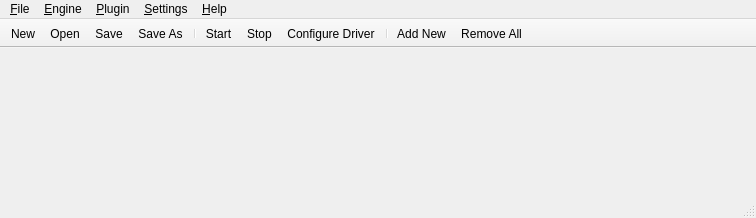
This is resources/ui/carla.ui in falkTX/Carla as Qt 5 draws it before an edit. The edited form follows.
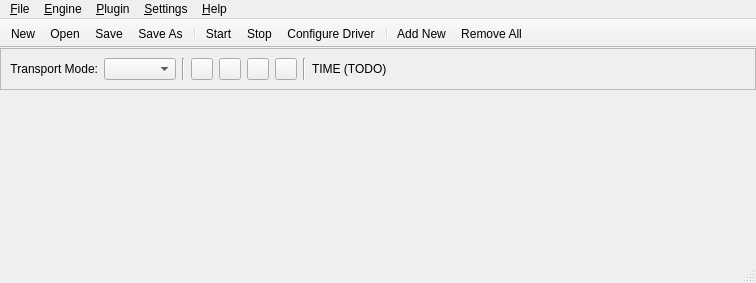
This is the edited form. Icons and pictures are not drawn.

Commit message: Initial code for internal transport (GUI option internal vs jack)

Patch:
```diff
--- a/resources/ui/carla.ui
+++ b/resources/ui/carla.ui
@@ -7,7 +7,7 @@
     <x>0</x>
     <y>0</y>
     <width>756</width>
-    <height>218</height>
+    <height>283</height>
    </rect>
   </property>
   <property name="windowTitle">
@@ -15,6 +15,140 @@
   </property>
   <widget class="QWidget" name="centralwidget">
    <layout class="QVBoxLayout" name="verticalLayout">
+    <property name="leftMargin">
+     <number>0</number>
+    </property>
+    <property name="topMargin">
+     <number>0</number>
+    </property>
+    <property name="rightMargin">
+     <number>0</number>
+    </property>
+    <property name="bottomMargin">
+     <number>2</number>
+    </property>
+    <item>
+     <widget class="QFrame" name="frame_transport">
+      <property name="frameShape">
+       <enum>QFrame::StyledPanel</enum>
+      </property>
+      <property name="frameShadow">
+       <enum>QFrame::Raised</enum>
+      </property>
+      <layout class="QHBoxLayout" name="horizontalLayout">
+       <item>
+        <widget class="QLabel" name="label">
+         <property name="text">
+          <string>Transport Mode:</string>
+         </property>
+         <property name="alignment">
+          <set>Qt::AlignRight|Qt::AlignTrailing|Qt::AlignVCenter</set>
+         </property>
+        </widget>
+       </item>
+       <item>
+        <widget class="QComboBox" name="ch_transport"/>
+       </item>
+       <item>
+        <widget class="Line" name="line">
+         <property name="orientation">
+          <enum>Qt::Vertical</enum>
+         </property>
+        </widget>
+       </item>
+       <item>
+        <widget class="QPushButton" name="b_transport_play">
+         <property name="maximumSize">
+          <size>
+           <width>22</width>
+           <height>22</height>
+          </size>
+         </property>
+         <property name="text">
+          <string/>
+         </property>
+         <property name="icon">
+          <iconset resource="../resources.qrc">
+           <normaloff>:/16x16/media-playback-start.png</normaloff>:/16x16/media-playback-start.png</iconset>
+         </property>
+         <property name="checkable">
+          <bool>true</bool>
+         </property>
+        </widget>
+       </item>
+       <item>
+        <widget class="QPushButton" name="b_transport_stop">
+         <property name="maximumSize">
+          <size>
+           <width>22</width>
+           <height>22</height>
+          </size>
+         </property>
+         <property name="text">
+          <string/>
+         </property>
+         <property name="icon">
+          <iconset resource="../resources.qrc">
+           <normaloff>:/16x16/media-playback-stop.png</normaloff>:/16x16/media-playback-stop.png</iconset>
+         </property>
+        </widget>
+       </item>
+       <item>
+        <widget class="QPushButton" name="b_transport_back">
+         <property name="maximumSize">
+          <size>
+           <width>22</width>
+           <height>22</height>
+          </size>
+         </property>
+         <property name="text">
+          <string/>
+         </property>
+        </widget>
+       </item>
+       <item>
+        <widget class="QPushButton" name="b_transport_forward">
+         <property name="maximumSize">
+          <size>
+           <width>22</width>
+           <height>22</height>
+          </size>
+         </property>
+         <property name="text">
+          <string/>
+         </property>
+        </widget>
+       </item>
+       <item>
+        <widget class="Line" name="line_2">
+         <property name="orientation">
+          <enum>Qt::Vertical</enum>
+         </property>
+        </widget>
+       </item>
+       <item>
+        <widget class="QLabel" name="label_time">
+         <property name="text">
+          <string>TIME (TODO)</string>
+         </property>
+        </widget>
+       </item>
+       <item>
+        <spacer name="horizontalSpacer">
+         <property name="orientation">
+          <enum>Qt::Horizontal</enum>
+         </property>
+         <property name="sizeHint" stdset="0">
+          <size>
+           <width>40</width>
+           <height>20</height>
+          </size>
+         </property>
+        </spacer>
+       </item>
+      </layout>
+     </widget>
+    </item>
     <item>
      <widget class="QWidget" name="w_plugins" native="true">
       <layout class="QVBoxLayout" name="layout">
```
The commit also changes 26 other files.
